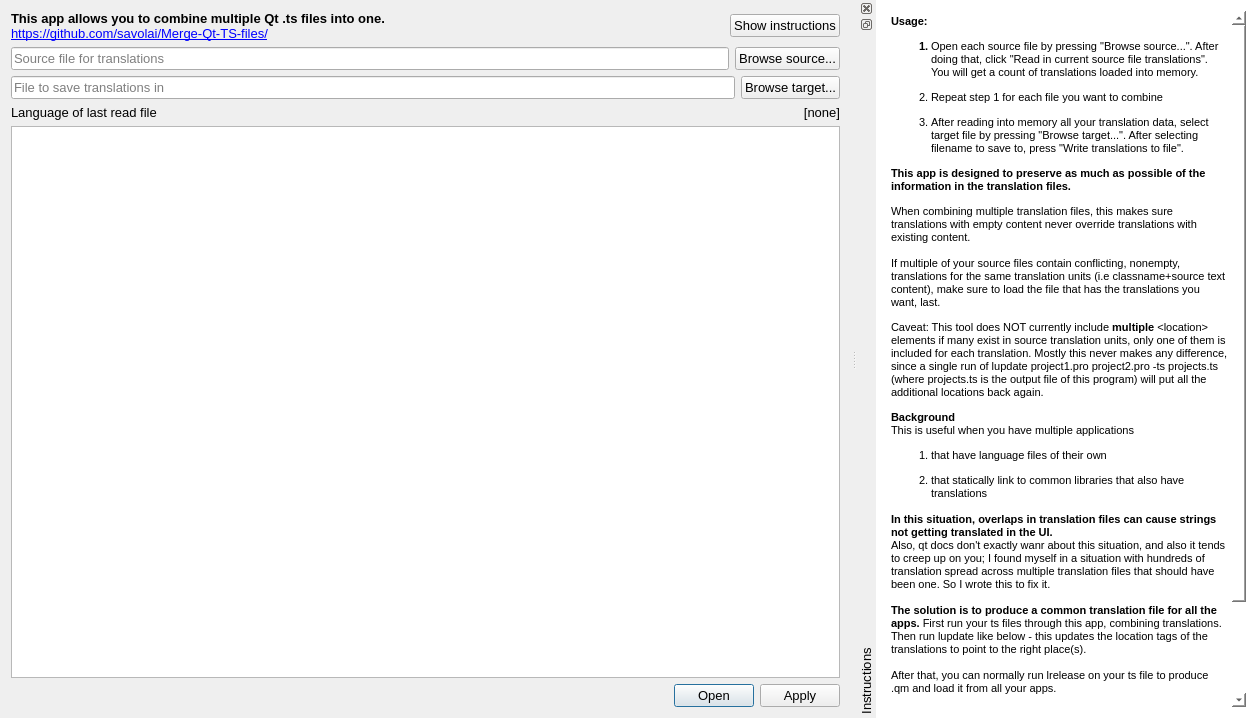
Qt form combinetranslationfiles.ui (savolai/Merge-Qt-TS-files) before a commit.
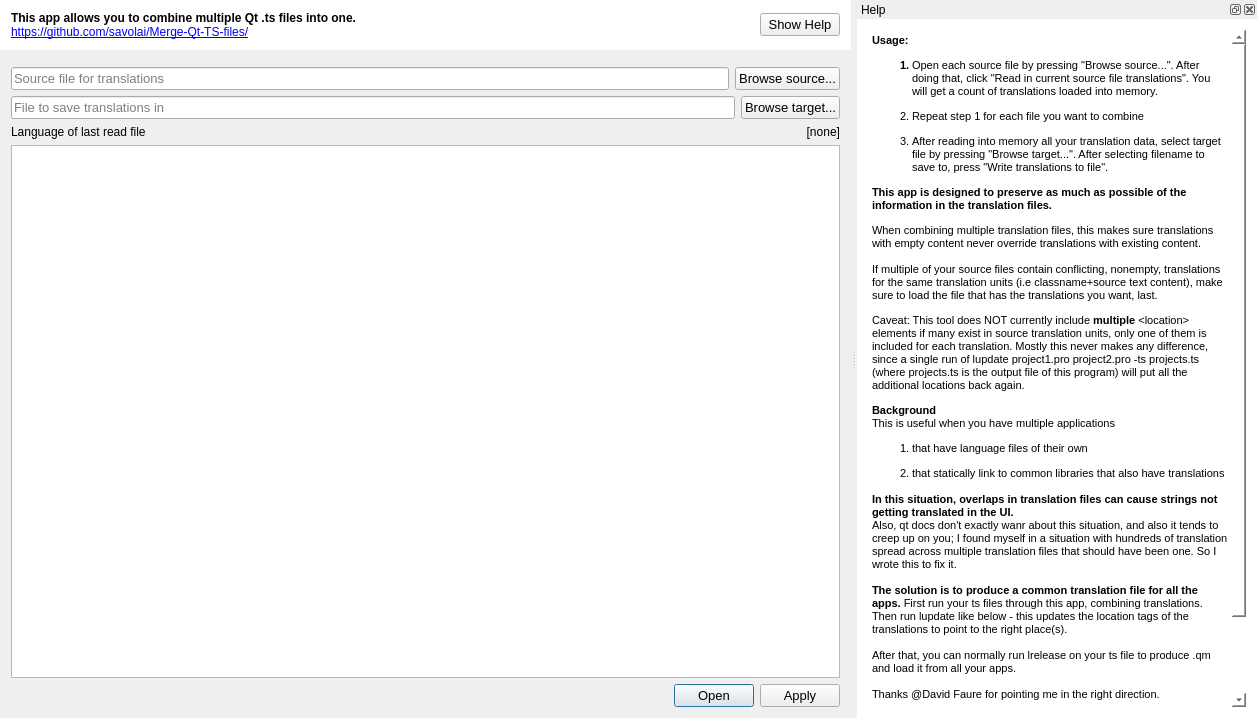
The same form after that commit.

What changed in the file:
```diff
--- a/combinetranslationfiles.ui
+++ b/combinetranslationfiles.ui
@@ -19,10 +19,28 @@
    <string>Merge Qt .ts files</string>
   </property>
   <property name="styleSheet">
-   <string notr="true"/>
+   <string notr="true">#titleWidget{background-color:white;}</string>
   </property>
   <widget class="QWidget" name="centralWidget">
    <layout class="QVBoxLayout" name="verticalLayout">
+    <property name="leftMargin">
+     <number>0</number>
+    </property>
+    <property name="topMargin">
+     <number>0</number>
+    </property>
+    <property name="rightMargin">
+     <number>0</number>
+    </property>
+    <property name="bottomMargin">
+     <number>0</number>
+    </property>
+    <item>
+     <widget class="QWidget" name="titleWidget" native="true">
+      <property name="styleSheet">
+       <string notr="true"/>
+      </property>
+      <layout class="QVBoxLayout" name="verticalLayout_4">
     <item>
      <layout class="QHBoxLayout" name="horizontalLayout_4">
       <item>
@@ -56,7 +74,7 @@
          <string notr="true">padding:0.5em;</string>
         </property>
         <property name="text">
-         <string>Show instructions</string>
+            <string>Show Help</string>
         </property>
         <property name="checkable">
          <bool>true</bool>
@@ -65,6 +83,13 @@
       </item>
      </layout>
     </item>
+      </layout>
+      <zorder></zorder>
+     </widget>
+    </item>
+    <item>
+     <widget class="QWidget" name="widget_2" native="true">
+      <layout class="QVBoxLayout" name="verticalLayout_3">
     <item>
      <layout class="QHBoxLayout" name="horizontalLayout">
       <item>
@@ -169,6 +194,9 @@
     </item>
    </layout>
   </widget>
+    </item>
+   </layout>
+  </widget>
   <widget class="QDockWidget" name="dockWidget">
    <property name="minimumSize">
     <size>
@@ -177,16 +205,16 @@
     </size>
    </property>
    <property name="styleSheet">
-    <string notr="true">background:white;</string>
+    <string notr="true">#dockWidgetContents{background-color:white}</string>
    </property>
    <property name="features">
-    <set>QDockWidget::DockWidgetClosable|QDockWidget::DockWidgetFloatable|QDockWidget::DockWidgetVerticalTitleBar</set>
+    <set>QDockWidget::DockWidgetClosable|QDockWidget::DockWidgetFloatable</set>
    </property>
    <property name="allowedAreas">
     <set>Qt::RightDockWidgetArea</set>
    </property>
    <property name="windowTitle">
-    <string>Instructions</string>
+    <string>Help</string>
    </property>
    <attribute name="dockWidgetArea">
     <number>2</number>
```
Lines whose indentation alone changed are shown as unchanged.
